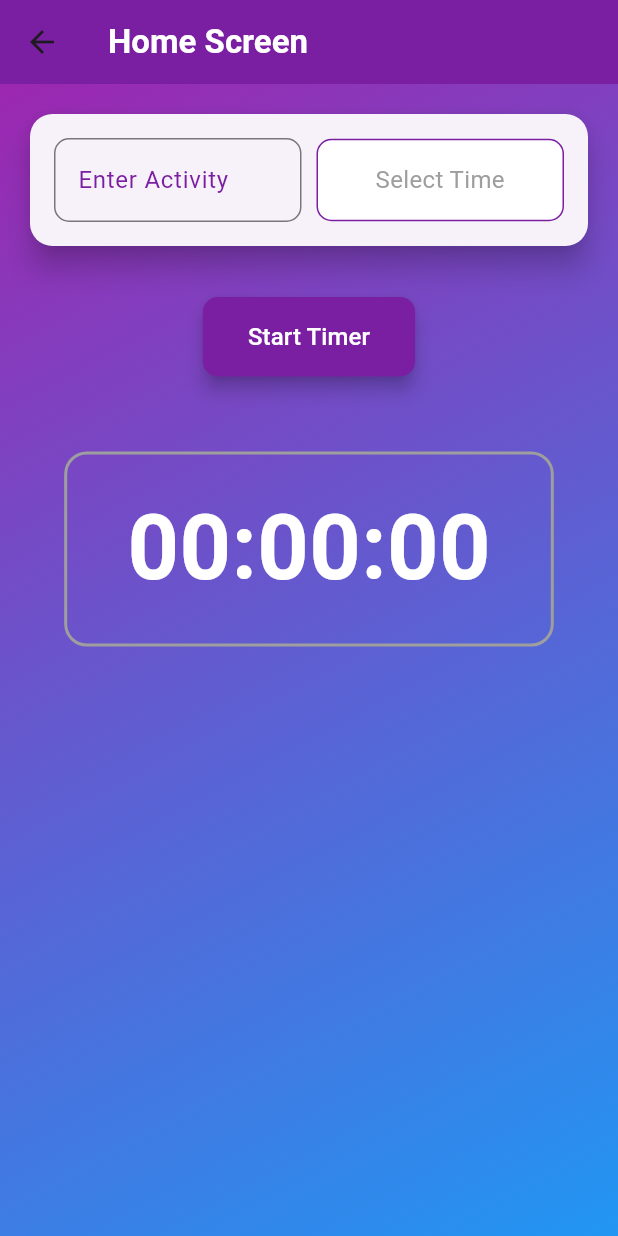
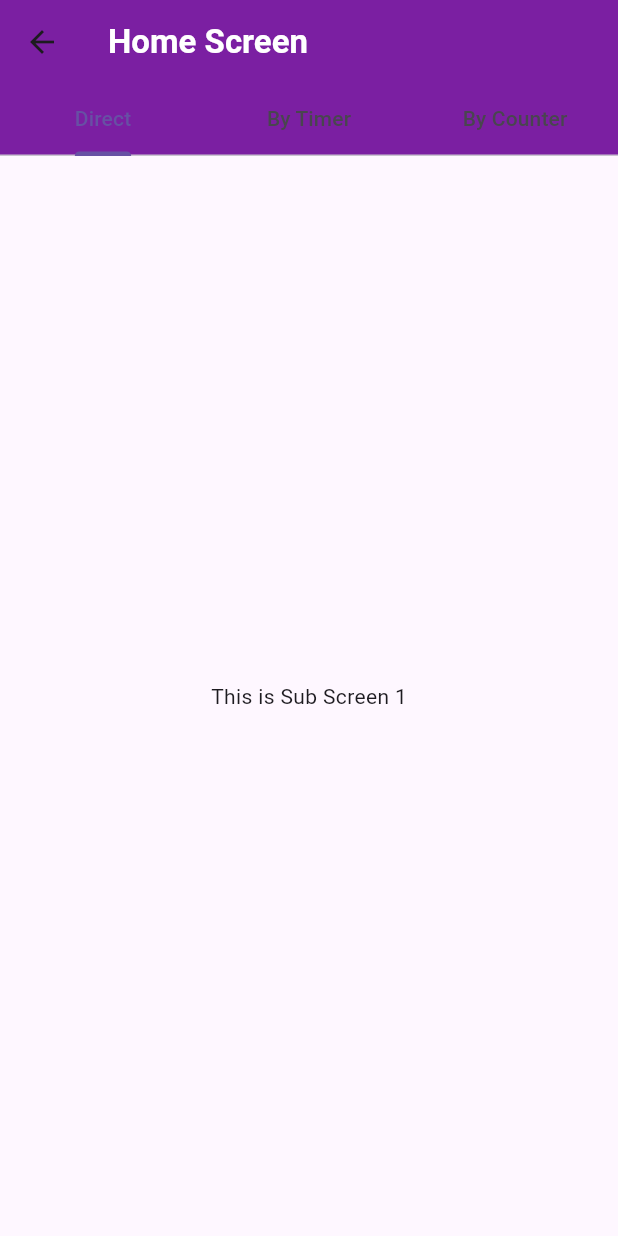
Before and after one commit to psjhimanshu/activity_tracker, a Flutter app: the HomeScreen screen opened directly, on a phone screen of 412 x 824 dp. Run offline on Flutter 3.47's test engine with Material 3 defaults, Android fonts, the phone set to English and light mode, and no system bars; our stand-ins replace get.

Commit message:
added tabs in home screen

```diff
--- a/lib/Screens/HomeScreen.dart
+++ b/lib/Screens/HomeScreen.dart
@@ -45,7 +45,7 @@ class _HomeScreenState extends State<HomeScreen> {
       selectedTime = null;
     });
 
-    timer = Timer.periodic(Duration(seconds: 1), (timer) {
+    timer = Timer.periodic(const Duration(seconds: 1), (timer) {
       if (_secondRemaining > 0) {
         setState(() => _secondRemaining--);
       } else {
@@ -74,7 +74,7 @@ class _HomeScreenState extends State<HomeScreen> {
   Future<void> _selectTime(BuildContext context) async {
     final TimeOfDay? picked = await showTimePicker(
       context: context,
-      initialTime: TimeOfDay(hour: 0, minute: 0),
+      initialTime: const TimeOfDay(hour: 0, minute: 0),
       builder: (BuildContext context, Widget? child) {
         return MediaQuery(
           data: MediaQuery.of(context).copyWith(alwaysUse24HourFormat: true),
@@ -91,20 +91,43 @@ class _HomeScreenState extends State<HomeScreen> {
 
   @override
   Widget build(BuildContext context) {
-    return Scaffold(
+    return DefaultTabController(
+      length: 3,
+      child: Scaffold(
         appBar: AppBar(
-        title: Text(
+          title: const Text(
             "Home Screen",
             style: TextStyle(
               fontWeight: FontWeight.bold,
               color: Colors.white,
             ),
           ),
+          bottom: const TabBar(
+            tabs: [
+              Tab(text: "Direct"),
+              Tab(text: "By Timer"),
+              Tab(text: "By Counter"),
+            ],
+          ),
           backgroundColor: Colors.purple.shade700,
           elevation: 0,
         ),
-      body: Container(
-        decoration: BoxDecoration(
+        body: TabBarView(children: [
+            HomeTabScreen1(),
+          HomeTabScreen2(),
+      HomeTabScreen3(),
+        ]),
+      ),
+    );
+  }
+
+  HomeTabScreen1() {
+    return Center(child: Text("This is Sub Screen 1"));
+  }
+
+  HomeTabScreen2() {
+    return Container(
+      decoration: const BoxDecoration(
         gradient: LinearGradient(
           colors: [Colors.purple, Colors.blue],
           begin: Alignment.topLeft,
@@ -141,12 +164,12 @@ class _HomeScreenState extends State<HomeScreen> {
                         ),
                       ),
                     ),
-                      SizedBox(width: 10),
+                    const SizedBox(width: 10),
                     Expanded(
                       child: GestureDetector(
                         onTap: () => _selectTime(context),
                         child: Container(
-                            padding: EdgeInsets.symmetric(vertical: 15, horizontal: 10),
+                          padding: const EdgeInsets.symmetric(vertical: 15, horizontal: 10),
                           decoration: BoxDecoration(
                             border: Border.all(color: Colors.purple.shade700),
                             borderRadius: BorderRadius.circular(10),
@@ -169,7 +192,7 @@ class _HomeScreenState extends State<HomeScreen> {
                 ),
               ),
             ),
-              SizedBox(height: 30),
+            const SizedBox(height: 30),
             Row(
               mainAxisAlignment: MainAxisAlignment.center,
               children: [
@@ -183,13 +206,13 @@ class _HomeScreenState extends State<HomeScreen> {
                   },
                   style: ElevatedButton.styleFrom(
                     backgroundColor: Colors.purple.shade700,
-                      padding: EdgeInsets.symmetric(horizontal: 30, vertical: 15),
+                    padding: const EdgeInsets.symmetric(horizontal: 30, vertical: 15),
                     shape: RoundedRectangleBorder(
                       borderRadius: BorderRadius.circular(10),
                     ),
                     elevation: 5,
                   ),
-                    child: Text(
+                  child: const Text(
                     "Start Timer",
                     style: TextStyle(fontSize: 16, color: Colors.white),
                   ),
@@ -215,10 +238,10 @@ class _HomeScreenState extends State<HomeScreen> {
                 // ),
               ],
             ),
-              SizedBox(height: 50),
+            const SizedBox(height: 50),
             AnimatedContainer(
-                duration: Duration(milliseconds: 300),
-                padding: EdgeInsets.symmetric(vertical: 20, horizontal: 40),
+              duration: const Duration(milliseconds: 300),
+              padding: const EdgeInsets.symmetric(vertical: 20, horizontal: 40),
               decoration: BoxDecoration(
                 color: _isRunning ? Colors.teal.withOpacity(0.1) : Colors.transparent,
                 borderRadius: BorderRadius.circular(15),
@@ -240,7 +263,10 @@ class _HomeScreenState extends State<HomeScreen> {
           ],
         ),
       ),
-      ),
     );
   }
+
+  HomeTabScreen3() {
+    return Center(child: Text("This is Sub Screen 3"));
   }
+}
--- a/lib/Screens/Login_Screen.dart
+++ b/lib/Screens/Login_Screen.dart
@@ -113,7 +113,6 @@ class LoginScreen extends StatelessWidget {
                   const SizedBox(height: 20),
                   ElevatedButton(
                     onPressed: () {
-
                       Get.to(()=> MainScreen());
                     },
                     style: ElevatedButton.styleFrom(
--- a/lib/Screens/mainScreen.dart
+++ b/lib/Screens/mainScreen.dart
@@ -1,4 +1,5 @@
 import 'package:activity/Screens/demoHome.dart';
+import 'package:activity/Screens/tabScreen.dart';
 import 'package:flutter/material.dart';
 
 import 'HomeScreen.dart';
```
Also changed, not shown: lib/Screens/tabScreen.dart (added, +41 -0 lines). Lines whose indentation alone changed are shown as unchanged.
